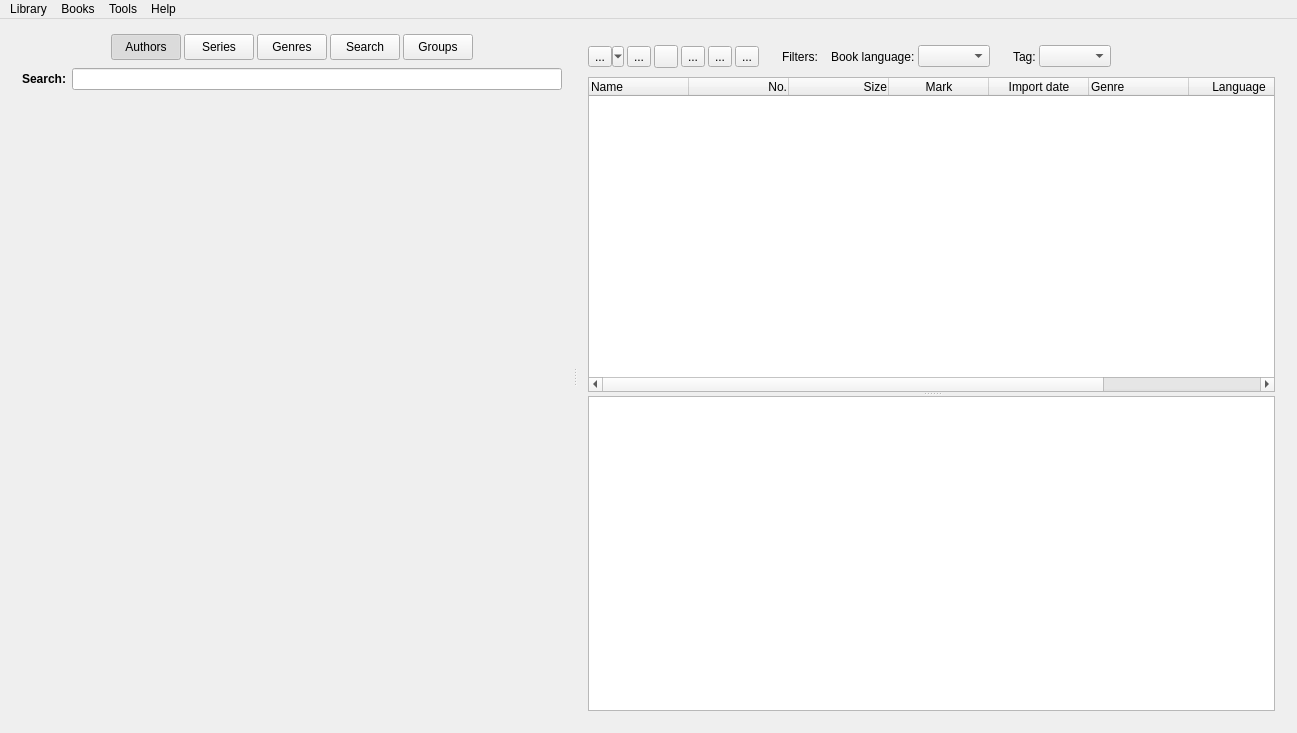
First picture: the form in freeLib/src/mainwindow.ui, repository vpoluyaktov/freeLib, before the edit.
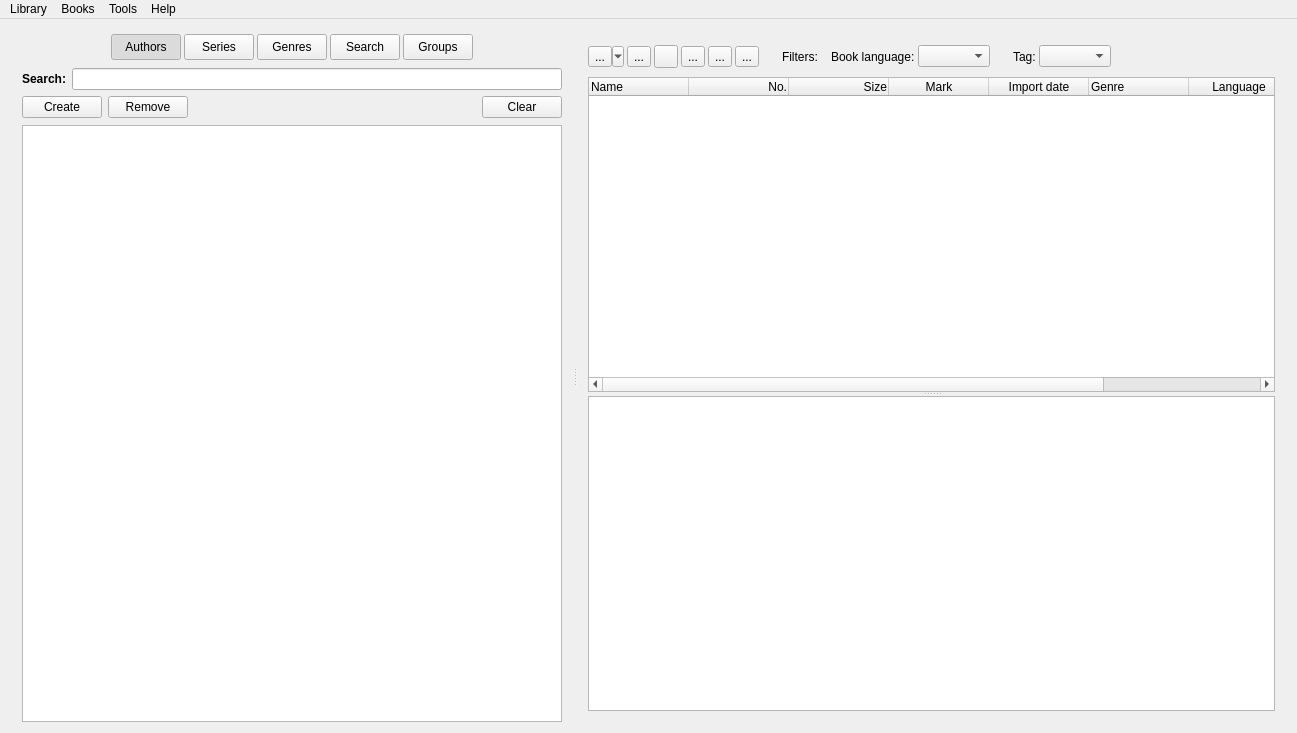
Second picture: the form after the edit. Icons and pictures are not drawn.

Commit message: Improved (mainwindow.ui): Добавление кнопок для работы с Группами на вкладке 'Группы'.

The edit to the form file:
```diff
--- a/freeLib/src/mainwindow.ui
+++ b/freeLib/src/mainwindow.ui
@@ -806,7 +806,66 @@
                 </item>
                </layout>
               </widget>
-              <widget class="QWidget" name="pageGroups"/>
+              <widget class="QWidget" name="pageGroups">
+               <layout class="QVBoxLayout" name="verticalLayout_14">
+                <property name="spacing">
+                 <number>7</number>
+                </property>
+                <property name="leftMargin">
+                 <number>0</number>
+                </property>
+                <property name="topMargin">
+                 <number>0</number>
+                </property>
+                <property name="rightMargin">
+                 <number>0</number>
+                </property>
+                <property name="bottomMargin">
+                 <number>0</number>
+                </property>
+                <item>
+                 <layout class="QHBoxLayout" name="horizontalLayoutGroupsButtons">
+                  <item>
+                   <widget class="QPushButton" name="btnGroupCreate">
+                    <property name="text">
+                     <string>Create</string>
+                    </property>
+                   </widget>
+                  </item>
+                  <item>
+                   <widget class="QPushButton" name="btnGrouRemove">
+                    <property name="text">
+                     <string>Remove</string>
+                    </property>
+                   </widget>
+                  </item>
+                  <item>
+                   <spacer name="horizontalSpacerGroupsButtons">
+                    <property name="orientation">
+                     <enum>Qt::Horizontal</enum>
+                    </property>
+                    <property name="sizeHint" stdset="0">
+                     <size>
+                      <width>40</width>
+                      <height>20</height>
+                     </size>
+                    </property>
+                   </spacer>
+                  </item>
+                  <item>
+                   <widget class="QPushButton" name="btnGroupClear">
+                    <property name="text">
+                     <string>Clear</string>
+                    </property>
+                   </widget>
+                  </item>
+                 </layout>
+                </item>
+                <item>
+                 <widget class="QListWidget" name="listWidgetGroups"/>
+                </item>
+               </layout>
+              </widget>
              </widget>
             </item>
            </layout>
```
